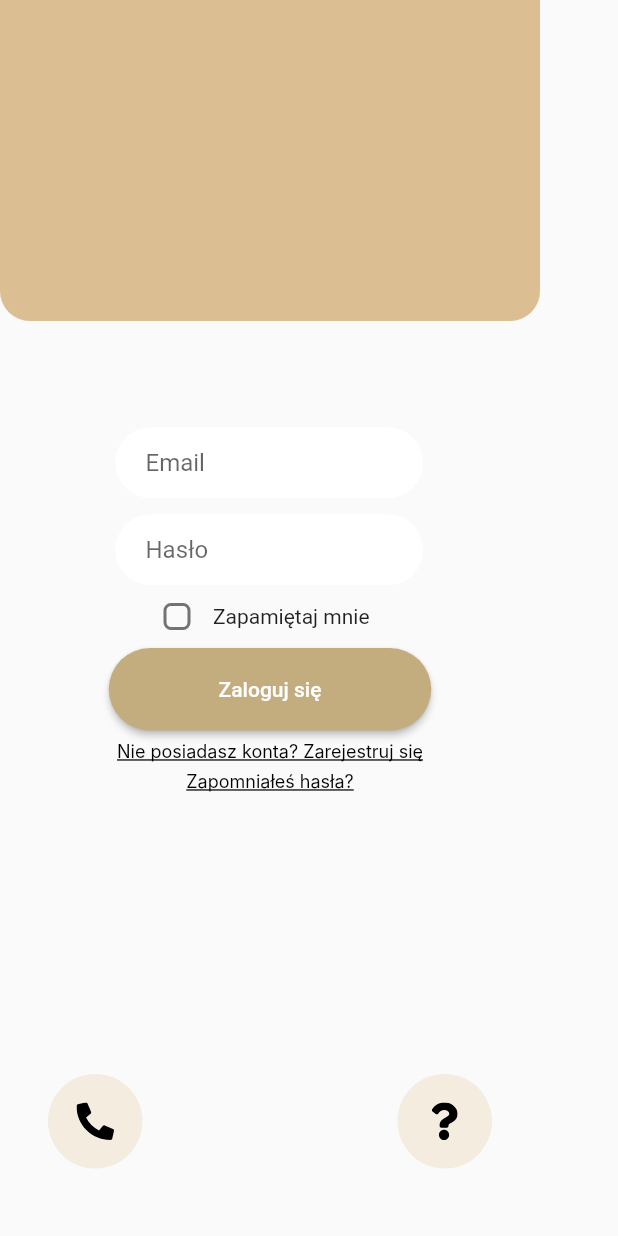
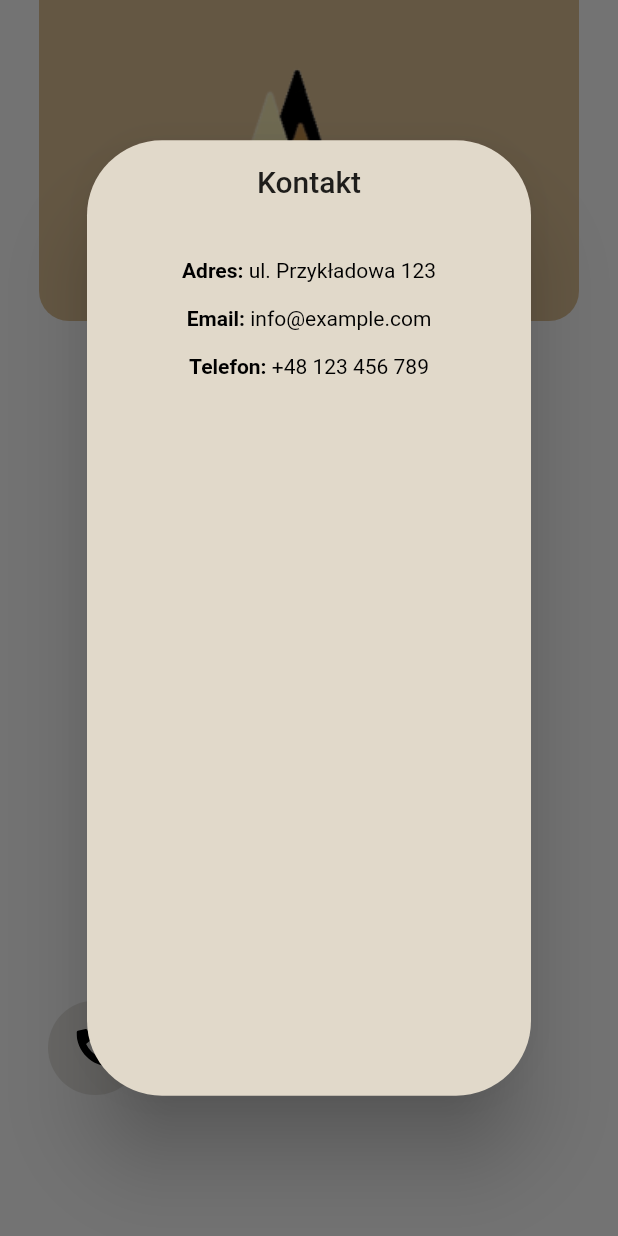
Before and after one commit to Tyfytyfy/sklep_strony_internetowe, a Flutter app: the screen it shows after launch, after a tap on an icon or button, on a phone screen of 412 x 824 dp. Run offline on Flutter 3.47's test engine with Material 2 defaults, Android fonts, the phone set to English and light mode, and no system bars; our stand-ins replace flutter_svg; generated files the repository leaves out were written again; Roboto replaces fonts that are missing (Inter).

Commit message:
Refactor kodu, taki jak obsługa klawaitury

```diff
--- a/lib/main.dart
+++ b/lib/main.dart
@@ -1,4 +1,5 @@
 import 'package:flutter/material.dart';
+import 'package:flutter/services.dart';
 import 'package:sklep_strony_internetowe/src/screens/login_screen.dart';
 
 //import 'src/app.dart';
@@ -6,6 +7,7 @@
 import 'src/settings/settings_service.dart';
 
 void main() async {
+  WidgetsFlutterBinding.ensureInitialized();
   // Set up the SettingsController, which will glue user settings to multiple
   // Flutter Widgets.
   final settingsController = SettingsController(SettingsService());
@@ -17,7 +19,11 @@
   // Run the app and pass in the SettingsController. The app listens to the
   // SettingsController for changes, then passes it further down to the
   // SettingsView.
-  runApp(const MyApp());
+  SystemChrome.setPreferredOrientations([DeviceOrientation.portraitUp])
+      .then((_) {
+    runApp(const MyApp());
+  });
+
   //runApp(MyApp(settingsController: settingsController));
 }
 
--- /dev/null
+++ b/lib/src/constants/contact_text_decoration.dart
@@ -0,0 +1,35 @@
+import 'package:flutter/material.dart';
+
+class ContactInfoItem extends StatelessWidget {
+  final String label;
+  final String value;
+
+  const ContactInfoItem({
+    Key? key,
+    required this.label,
+    required this.value,
+  }) : super(key: key);
+
+  @override
+  Widget build(BuildContext context) {
+    return Padding(
+      padding: const EdgeInsets.symmetric(vertical: 8.0),
+      child: RichText(
+        text: TextSpan(
+          style: DefaultTextStyle.of(context).style,
+          children: <TextSpan>[
+            TextSpan(
+              text: '$label: ',
+              style: const TextStyle(
+                  fontWeight: FontWeight.bold, color: Colors.black),
+            ),
+            TextSpan(
+              text: value,
+              style: const TextStyle(color: Colors.black),
+            ),
+          ],
+        ),
+      ),
+    );
+  }
+}
--- a/lib/src/constants/input_decoration.dart
+++ b/lib/src/constants/input_decoration.dart
@@ -3,13 +3,13 @@
 final textInputDecoration = InputDecoration(
   fillColor: Colors.white,
   filled: true,
-  contentPadding: EdgeInsets.only(top: 10, bottom: 10, left: 20),
+  contentPadding: const EdgeInsets.only(top: 10, bottom: 10, left: 20),
   enabledBorder: OutlineInputBorder(
     borderRadius: BorderRadius.circular(100),
-    borderSide: BorderSide(color: Colors.white, width: 2),
+    borderSide: const BorderSide(color: Colors.white, width: 2),
   ),
   focusedBorder: OutlineInputBorder(
-    borderSide: BorderSide(color: Colors.blue, width: 2),
+    borderSide: const BorderSide(color: Colors.blue, width: 2),
     borderRadius: BorderRadius.circular(100),
   ),
 );
--- a/lib/src/screens/login_screen.dart
+++ b/lib/src/screens/login_screen.dart
@@ -1,5 +1,7 @@
 import 'package:flutter/material.dart';
-import 'package:flutter_svg/flutter_svg.dart';
+import 'package:sklep_strony_internetowe/src/shared/contact_faq_button.dart';
+import 'package:sklep_strony_internetowe/src/shared/gesture_detector_text.dart';
+
 import '../constants/input_decoration.dart';
 
 class LoginScreen extends StatefulWidget {
@@ -13,13 +15,16 @@
   String email = '';
   String password = '';
   bool? isChecked = false;
+  final scrollController = ScrollController();
 
   @override
   Widget build(BuildContext context) {
     return Directionality(
       textDirection: TextDirection.ltr,
       child: Scaffold(
-        body: Column(
+        body: SingleChildScrollView(
+          controller: scrollController,
+          child: Column(
             children: [
               Container(
                 width: 360,
@@ -31,6 +36,10 @@
                     bottomRight: Radius.circular(20),
                   ),
                   color: Color.fromARGB(240, 217, 186, 140),
+                ),
+                child: Image.asset(
+                  'assets/images/logo.png',
+                  fit: BoxFit.fitHeight,
                 ),
               ),
               const SizedBox(
@@ -82,8 +91,7 @@
                               });
                             },
                             shape: RoundedRectangleBorder(
-                            borderRadius: BorderRadius.circular(
-                                5), // Zaokrąglenie rogów checkboxa
+                              borderRadius: BorderRadius.circular(5),
                             ),
                           ),
                           const Text('Zapamiętaj mnie'),
@@ -94,87 +102,32 @@
                       onPressed: () {},
                       style: ElevatedButton.styleFrom(
                         minimumSize: const Size(215, 55),
-                      backgroundColor: const Color.fromARGB(255, 195, 172, 126),
+                        backgroundColor:
+                            const Color.fromARGB(255, 195, 172, 126),
                         shape: RoundedRectangleBorder(
-                        borderRadius: BorderRadius.circular(
-                            100), // Zaokrąglenie rogów przycisku
-                      ), // Dostosuj szerokość i wysokość przycisku
+                          borderRadius: BorderRadius.circular(100),
+                        ),
                       ),
                       child: const Text('Zaloguj się'),
                     ),
                     const SizedBox(
                       height: 8,
                     ),
-                  GestureDetector(
-                    onTap: () {}, //tutaj link będzie
-                    child: const Text('Nie posiadasz konta? Zarejestruj się',
-                        textAlign: TextAlign.left,
-                        style: TextStyle(
-                            decoration: TextDecoration.underline,
-                            color: Color.fromRGBO(0, 0, 0, 1),
-                            fontFamily: 'Inter',
-                            fontSize: 12,
-                            letterSpacing: 0,
-                            fontWeight: FontWeight.normal,
-                            height: 1)),
-                  ),
+                    GestureDetectorText(
+                        text: 'Nie posiadasz konta? Zarejestruj się',
+                        onTap: () {}),
                     const SizedBox(
                       height: 8,
                     ),
-                  GestureDetector(
-                    onTap: () {}, //tutaj link będzie
-                    child: const Text('Zapomniałeś hasła?',
-                        textAlign: TextAlign.left,
-                        style: TextStyle(
-                            decoration: TextDecoration.underline,
-                            color: Color.fromRGBO(0, 0, 0, 1),
-                            fontFamily: 'Inter',
-                            fontSize: 12,
-                            letterSpacing: 0,
-                            fontWeight: FontWeight.normal,
-                            height: 1)),
-                  ),
+                    GestureDetectorText(
+                        text: 'Zapomniałeś hasła?', onTap: () {})
                   ],
                 ),
               ),
-          ],
+              const SizedBox(
+                height: 140,
               ),
-        floatingActionButton: Container(
-          margin: const EdgeInsets.only(left: 48),
-          child: Row(
-            children: [
-              Container(
-                width: 63,
-                height: 63,
-                margin: const EdgeInsets.only(bottom: 29),
-                child: FloatingActionButton(
-                  onPressed: () {
-                    // Obsługa pierwszego przycisku w dolnym lewym rogu
-                  },
-                  backgroundColor: const Color.fromARGB(40, 204, 162, 79),
-                  elevation: 0,
-                  child: SvgPicture.asset('assets/images/phone.svg',
-                      semanticsLabel: 'phone'),
-                ),
-              ),
-              const SizedBox(
-                width: 170,
-              ),
-              // Dodane, aby uzyskać odstęp między przyciskami
-              Container(
-                width: 63,
-                height: 63,
-                margin: const EdgeInsets.only(bottom: 29),
-                child: FloatingActionButton(
-                  onPressed: () {
-                    // Obsługa drugiego przycisku w dolnym prawym rogu
-                  },
-                  backgroundColor: const Color.fromARGB(40, 204, 162, 79),
-                  elevation: 0,
-                  child: SvgPicture.asset('assets/images/faq.svg',
-                      semanticsLabel: 'faq'),
-                ),
-              ),
+              const ContactButtonsContainer()
             ],
           ),
         ),
--- /dev/null
+++ b/lib/src/shared/contact_faq_button.dart
@@ -0,0 +1,67 @@
+import 'package:flutter/material.dart';
+import 'package:sklep_strony_internetowe/src/shared/floating_button_icon.dart';
+import 'package:sklep_strony_internetowe/src/shared/pop_up_window.dart';
+
+import '../constants/contact_text_decoration.dart';
+
+class ContactButtonsContainer extends StatelessWidget {
+  const ContactButtonsContainer({Key? key}) : super(key: key);
+
+  @override
+  Widget build(BuildContext context) {
+    return Container(
+      margin: const EdgeInsets.only(left: 32),
+      child: Row(
+        children: [
+          Container(
+            width: 63,
+            height: 63,
+            margin: const EdgeInsets.only(bottom: 29),
+            child: CustomFloatingActionButton(
+              onPressed: () {
+                const CustomAlertDialog(
+                  title: 'Kontakt',
+                  content: Column(
+                    children: [
+                      // na kontakt
+                      ContactInfoItem(
+                          label: 'Adres', value: 'ul. Przykładowa 123'),
+                      ContactInfoItem(
+                          label: 'Email', value: 'info@example.com'),
+                      ContactInfoItem(
+                          label: 'Telefon', value: '+48 123 456 789'),
+                    ],
+                  ),
+                ).show(context);
+              },
+              imagePath: 'assets/images/phone.svg',
+              semanticsLabel: 'phone',
+            ),
+          ),
+          const SizedBox(
+            width: 170,
+          ),
+          Container(
+            width: 63,
+            height: 63,
+            margin: const EdgeInsets.only(bottom: 29),
+            child: CustomFloatingActionButton(
+              onPressed: () {
+                const CustomAlertDialog(
+                  title: 'FAQ',
+                  content: Column(
+                    children: [
+                      //na pytania
+                    ],
+                  ),
+                ).show(context);
+              },
+              imagePath: 'assets/images/faq.svg',
+              semanticsLabel: 'faq',
+            ),
+          ),
+        ],
+      ),
+    );
+  }
+}
--- /dev/null
+++ b/lib/src/shared/floating_button_icon.dart
@@ -0,0 +1,28 @@
+import 'package:flutter/material.dart';
+import 'package:flutter_svg/flutter_svg.dart';
+
+class CustomFloatingActionButton extends StatelessWidget {
+  final VoidCallback onPressed;
+  final String imagePath;
+  final String semanticsLabel;
+
+  const CustomFloatingActionButton({
+    super.key,
+    required this.onPressed,
+    required this.imagePath,
+    required this.semanticsLabel,
+  });
+
+  @override
+  Widget build(BuildContext context) {
+    return FloatingActionButton(
+      onPressed: onPressed,
+      backgroundColor: const Color.fromARGB(40, 96, 85, 62),
+      elevation: 0,
+      child: SvgPicture.asset(
+        imagePath,
+        semanticsLabel: semanticsLabel,
+      ),
+    );
+  }
+}
--- /dev/null
+++ b/lib/src/shared/gesture_detector_text.dart
@@ -0,0 +1,32 @@
+import 'package:flutter/material.dart';
+
+class GestureDetectorText extends StatelessWidget {
+  final String text;
+  final VoidCallback onTap;
+
+  const GestureDetectorText({
+    Key? key,
+    required this.text,
+    required this.onTap,
+  }) : super(key: key);
+
+  @override
+  Widget build(BuildContext context) {
+    return GestureDetector(
+      onTap: onTap,
+      child: Text(
+        text,
+        textAlign: TextAlign.left,
+        style: const TextStyle(
+          decoration: TextDecoration.underline,
+          color: Color.fromRGBO(0, 0, 0, 1),
+          fontFamily: 'Inter',
+          fontSize: 12,
+          letterSpacing: 0,
+          fontWeight: FontWeight.normal,
+          height: 1,
+        ),
+      ),
+    );
+  }
+}
--- /dev/null
+++ b/lib/src/shared/pop_up_window.dart
@@ -0,0 +1,60 @@
+import 'package:flutter/material.dart';
+
+class CustomAlertDialog extends StatelessWidget {
+  final String title;
+  final Widget content;
+
+  const CustomAlertDialog({
+    Key? key,
+    required this.title,
+    required this.content,
+  }) : super(key: key);
+
+  void show(BuildContext context) {
+    showDialog(
+      context: context,
+      builder: (BuildContext context) {
+        return Dialog(
+          shape: RoundedRectangleBorder(
+            borderRadius: BorderRadius.circular(50.0),
+          ),
+          backgroundColor: const Color.fromRGBO(225, 217, 202, 1),
+          child: SizedBox(
+            width: 296,
+            height: 637,
+            child: Column(
+              mainAxisSize: MainAxisSize.min,
+              children: [
+                Padding(
+                  padding: const EdgeInsets.all(16.0),
+                  child: Text(
+                    title,
+                    style: Theme.of(context).textTheme.titleLarge,
+                  ),
+                ),
+                Expanded(
+                  child: SingleChildScrollView(
+                    child: Padding(
+                      padding: const EdgeInsets.all(16.0),
+                      child: content,
+                    ),
+                  ),
+                ),
+              ],
+            ),
+          ),
+        );
+      },
+    );
+  }
+
+  @override
+  Widget build(BuildContext context) {
+    return ElevatedButton(
+      onPressed: () {
+        show(context);
+      },
+      child: const Text('Open Dialog'),
+    );
+  }
+}
```
Also changed, not shown: assets/images/logo.png (added). Lines whose indentation alone changed are shown as unchanged.
